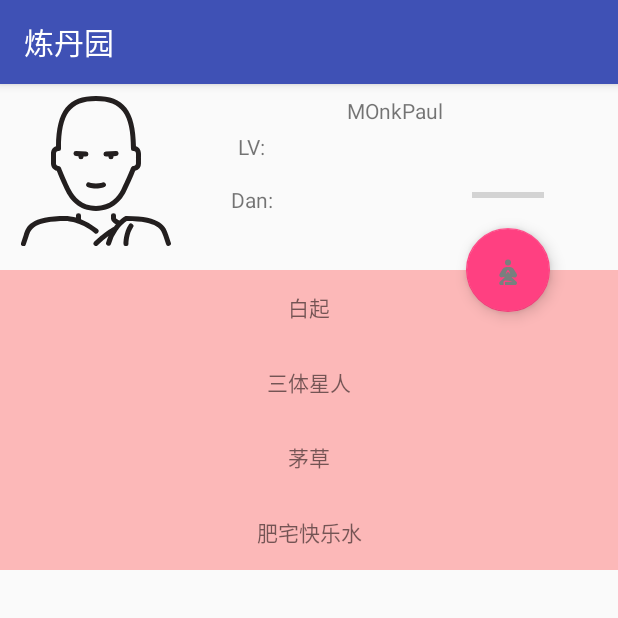
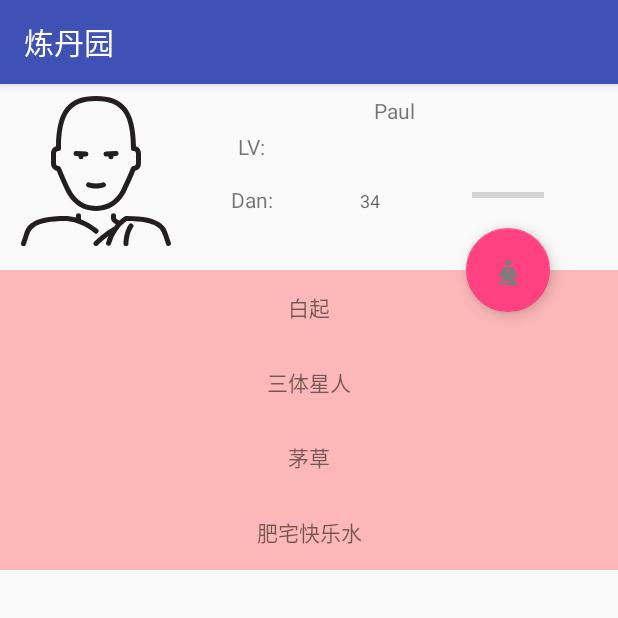
Before and after one commit to anonymity12/T29Idea, an Android app: the screen it shows after launch (MeditationActivity), on a phone screen of 412 x 824 dp, the top half of it. Run offline under Robolectric (Android 15) with nearby library versions, the phone set to English and light mode, and no system bars.

Commit message:
1.13 正在添加波浪进度view，请继续属性初始化部分。(UI部分调整：添加丹数textView，关闭部分未释放的cursor）

```diff
--- a/app/src/main/java/com/paul/t29ideagarden2/atys/MeditationActivity.java
+++ b/app/src/main/java/com/paul/t29ideagarden2/atys/MeditationActivity.java
@@ -44,12 +44,13 @@ import static com.paul.t29ideagarden2.util.Constants.ACTIVITY_REQUEST_FOR_CHANGE
  * last modified at 8:48 PM.
  * Desc:
  */
-
+// TODO: 2018/8/8 在数据库内保存完成的丹信息，以及对应的UI更新考虑
 public class MeditationActivity extends AppCompatActivity implements IMonkMeditationView{
     private RecyclerView mRecyclerView;
     private ImageView headImg;
+    private TextView tv_dan_count;
+    private ProgressBar mProgressBar;
     private FloatingActionButton fab;
-    private ProgressBar mProgressBar;
     private List<String> mDatas;
     private HomeAdapter mAdapter;
     private Monk mMonk;
@@ -80,6 +81,8 @@ public class MeditationActivity extends AppCompatActivity implements IMonkMedita
     }
 
     void initViews(){
+        tv_dan_count = findViewById(R.id.dan_count);
+        tv_dan_count.setText(mMonk.getDanCount()+"");
         mRecyclerView = findViewById(R.id.recyclerView);
         mRecyclerView.setLayoutManager(new GridLayoutManager(this,1));
         mRecyclerView.setAdapter(mAdapter = new HomeAdapter());
@@ -146,8 +149,10 @@ public class MeditationActivity extends AppCompatActivity implements IMonkMedita
             monk.setLevel(level);
             monk.setImgPath(monk_img_path);
             monk.setName(name);
+            cursor.close();
             return monk;
         }
+        cursor.close();
         return null;
     }
 
@@ -162,12 +167,14 @@ public class MeditationActivity extends AppCompatActivity implements IMonkMedita
         Cursor cursor = db.query("Monk",null,null,null,null,null,null);
         if (cursor.moveToFirst()){
             int danCount = cursor.getInt(cursor.getColumnIndex("monk_dan_count"));
-            mMonk.setDanCount(danCount);
+            mMonk.setDanCount(danCount+1);
         }
         ContentValues cv = new ContentValues();
-        cv.put("monk_dan_count",mMonk.getDanCount()+1);
+        cv.put("monk_dan_count",mMonk.getDanCount());
         db.update("Monk",cv,"monk_name = ?",new String[]{mMonk.getName()});
-        Toast.makeText(this, "顺利完成本次修行,丹数量："+(mMonk.getDanCount()+1), Toast.LENGTH_SHORT).show();
+        Toast.makeText(this, "顺利完成本次修行,丹数量："+(mMonk.getDanCount()), Toast.LENGTH_SHORT).show();
+        tv_dan_count.setText(mMonk.getDanCount()+"");
+        cursor.close();
     }
 
     public void interruptMeditation(){
@@ -187,6 +194,7 @@ public class MeditationActivity extends AppCompatActivity implements IMonkMedita
             cv.put("monk_dan_count", 34);
             db.insert("Monk", null, cv);
         }
+        cursor.close();
 
     }
 
@@ -205,7 +213,8 @@ public class MeditationActivity extends AppCompatActivity implements IMonkMedita
             Toast.makeText(this,"find Img at" + picturePath,Toast.LENGTH_SHORT).show();
             ContentValues cv = new ContentValues();
             cv.put("monk_img_path",picturePath);
-            db.update("Monk",cv,"monk_name = ?",new String[]{"Paul"});
+            db.update("Monk",cv,"monk_name = ?",new String[]{mMonk.getName()});//tt: we use getMonk().getName() later.
+            headImg.setImageBitmap(getUserProfile(mMonk.getImgPath()));
         }
     }
 
--- a/app/src/main/java/com/paul/t29ideagarden2/util/Constants.java
+++ b/app/src/main/java/com/paul/t29ideagarden2/util/Constants.java
@@ -14,6 +14,8 @@ public class Constants {
     public static final int ACTIVITY_REQUEST_FOR_SETTING_CODE = 322;
     public static final int ACTIVITY_REQUEST_FOR_REGISTER_USER = 323;
     public static final int ACTIVITY_REQUEST_FOR_CHANGE_USER_IMG = 324;
+    public static final int DEFAULT_SIZE = 150;
+
 
     public static String img_path = "";
     public static final String CREATE_MONK_TABLE = "create table Monk("
--- a/app/src/main/res/layout/activity_meditation.xml
+++ b/app/src/main/res/layout/activity_meditation.xml
@@ -16,7 +16,7 @@
         app:layout_constraintBottom_toTopOf="@+id/floatingActionButton"
         app:layout_constraintEnd_toEndOf="@+id/floatingActionButton"
         app:layout_constraintStart_toStartOf="@+id/floatingActionButton"
-        app:layout_constraintTop_toBottomOf="@+id/textView" />
+        app:layout_constraintTop_toBottomOf="@+id/user_name" />
 
     <ImageView
         android:id="@+id/user_profile"
@@ -34,19 +34,19 @@
         app:srcCompat="@drawable/ic_buddhist_monk" />
 
     <TextView
-        android:id="@+id/textView"
+        android:id="@+id/user_name"
         android:layout_width="wrap_content"
         android:layout_height="wrap_content"
         android:layout_marginEnd="8dp"
         android:layout_marginStart="8dp"
         android:layout_marginTop="8dp"
-        android:text="MOnkPaul"
+        android:text="Paul"
         app:layout_constraintEnd_toEndOf="parent"
         app:layout_constraintStart_toEndOf="@+id/user_profile"
         app:layout_constraintTop_toTopOf="parent" />
 
     <TextView
-        android:id="@+id/textView2"
+        android:id="@+id/tv_level"
         android:layout_width="wrap_content"
         android:layout_height="wrap_content"
         android:layout_marginEnd="8dp"
@@ -59,14 +59,29 @@
         app:layout_constraintTop_toTopOf="parent" />
 
     <TextView
-        android:id="@+id/textView3"
+        android:id="@+id/tv_dan"
         android:layout_width="wrap_content"
         android:layout_height="wrap_content"
         android:layout_marginTop="16dp"
         android:text="Dan:"
-        app:layout_constraintEnd_toEndOf="@+id/textView2"
-        app:layout_constraintStart_toStartOf="@+id/textView2"
-        app:layout_constraintTop_toBottomOf="@+id/textView2" />
+        app:layout_constraintEnd_toEndOf="@+id/tv_level"
+        app:layout_constraintStart_toStartOf="@+id/tv_level"
+        app:layout_constraintTop_toBottomOf="@+id/tv_level" />
+
+        <TextView
+        android:id="@+id/dan_count"
+        android:layout_width="wrap_content"
+        android:layout_height="wrap_content"
+        android:layout_marginEnd="8dp"
+        android:layout_marginStart="8dp"
+        android:contentDescription="how_many_dan_got"
+        android:text="34"
+        android:textAppearance="@style/TextAppearance.Design.Counter"
+        app:layout_constraintEnd_toStartOf="@+id/floatingActionButton"
+        app:layout_constraintStart_toEndOf="@+id/tv_dan"
+        app:layout_constraintBaseline_toBaselineOf="@+id/tv_dan"
+        tools:layout_editor_absoluteY="70dp"
+        tools:text="55" />
 
     <android.support.v7.widget.RecyclerView
         android:id="@+id/recyclerView"
@@ -91,4 +106,6 @@
         app:layout_constraintStart_toStartOf="parent"
         app:layout_constraintTop_toTopOf="@+id/recyclerView"
         app:srcCompat="@drawable/ic_icons8_meditation_gu" />
+
+
 </android.support.constraint.ConstraintLayout>
```
Also changed, not shown: app/src/main/java/com/paul/t29ideagarden2/util/ViewUtil.java (added, +56 -0 lines), app/src/main/java/com/paul/t29ideagarden2/views/WaveProgress.java (added, +104 -0 lines), app/src/main/res/values/attrs.xml (added, +30 -0 lines).
